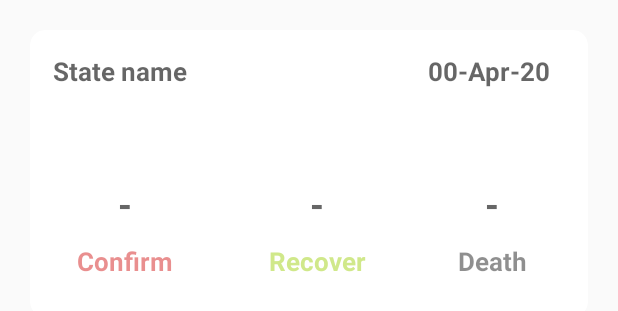
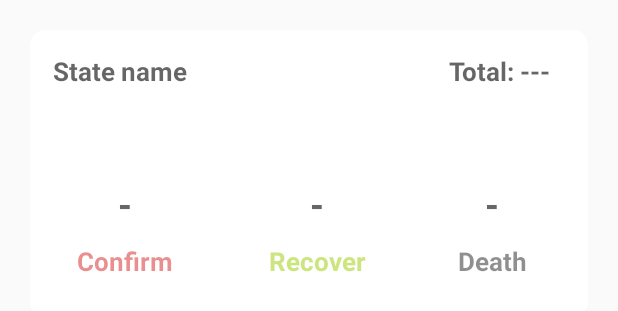
Before and after one commit to prajwalmw/COVID_Prajwal, an Android app: the layout recycler_cardview.xml on its own in the app's theme, with its tools: preview values and no code run, on a phone screen of 412 x 824 dp. Shown: the top 311 px of the screen. Run offline under Robolectric (Android 15) with nearby library versions, the phone set to English and light mode, and no system bars.

Commit message:
Total value of each state is mentioned instead of Date.

```diff
--- a/app/src/main/res/layout/recycler_cardview.xml
+++ b/app/src/main/res/layout/recycler_cardview.xml
@@ -11,7 +11,7 @@
         android:layout_margin="20dp"
         app:cardCornerRadius="10dp"
         app:cardPreventCornerOverlap="true"
-        android:elevation="15dp">
+        android:elevation="20dp">
 
         <RelativeLayout
             android:layout_width="match_parent"
@@ -35,6 +35,7 @@
                     android:hint="State name"
                     android:textStyle="bold"
                     android:lines="2"
+                    android:textColor="#8e0038"
                     android:ellipsize="marquee"
                     android:padding="10dp"
                     android:textSize="17sp"/>
@@ -44,10 +45,11 @@
                     android:layout_width="0dp"
                     android:layout_weight="1"
                     android:layout_height="wrap_content"
-                    android:hint="00-Apr-20"
+                    android:hint="Total: ---"
                     android:paddingEnd="20dp"
                     android:gravity="end"
                     android:lines="2"
+                    android:textColor="#8e0038"
                     android:ellipsize="marquee"
                     android:padding="10dp"
                     android:textSize="17sp"
@@ -122,7 +124,7 @@
                     android:text="Recover"
                     android:lines="2"
                     android:ellipsize="marquee"
-                    android:textColor="#7599cc00"
+                    android:textColor="#8099cc00"
                     android:textSize="17sp"
                     android:textStyle="bold"
                     android:gravity="center"/>
```
Also changed, not shown: app/src/main/java/com/prajwal/covid_prajwal/MainActivity.java (+12 -1 lines).
